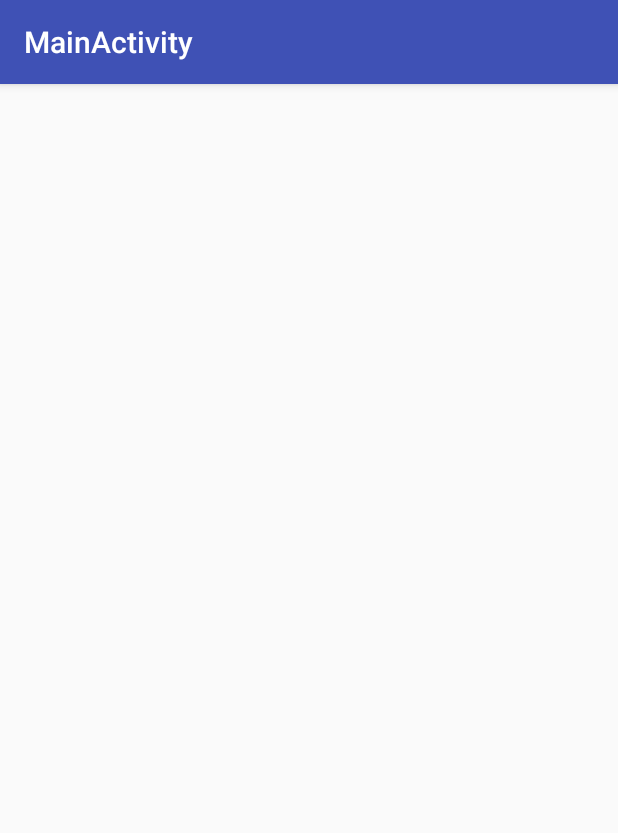
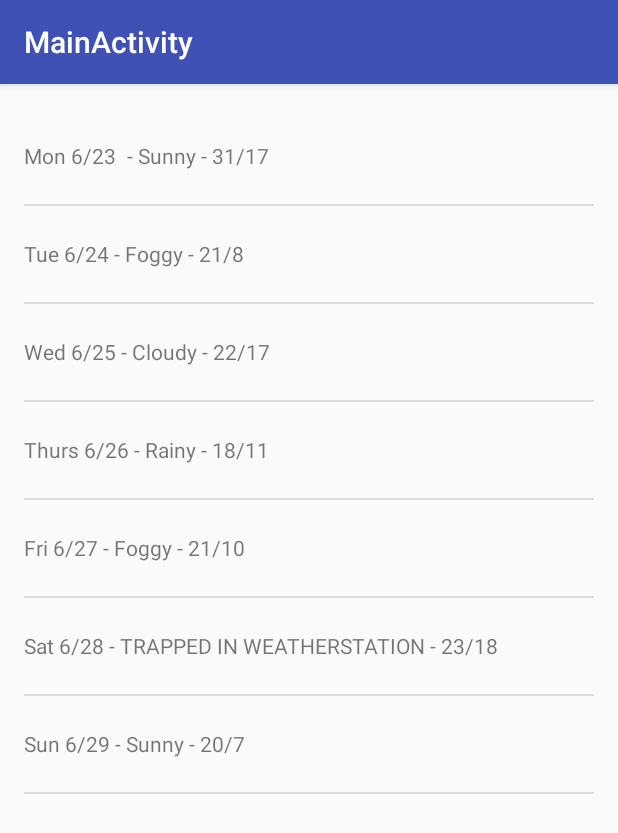
Before and after one commit to talhakosen/AndroidSunshine, an Android app: the screen it shows after launch (MainActivity), on a phone screen of 412 x 824 dp. Shown: the top 833 px of the screen. Run offline under Robolectric (Android 15) with nearby library versions, the phone set to English and light mode, and no system bars.

```diff
--- a/SunShine/app/src/main/java/tctkosen/com/androidsunshineapp/MainActivityFragment.java
+++ b/SunShine/app/src/main/java/tctkosen/com/androidsunshineapp/MainActivityFragment.java
@@ -1,11 +1,12 @@
 package tctkosen.com.androidsunshineapp;
 
+import android.os.Bundle;
 import android.support.v4.app.Fragment;
-import android.os.Bundle;
 import android.view.LayoutInflater;
 import android.view.View;
 import android.view.ViewGroup;
 import android.widget.ArrayAdapter;
+import android.widget.ListView;
 
 import java.util.ArrayList;
 import java.util.Arrays;
@@ -37,12 +38,17 @@ public class MainActivityFragment extends Fragment {
         // The ArrayAdapter will take data from a source (like our dummy forecast) and
         // use it to populate the ListView it's attached to.
         mForecastAdapter = new ArrayAdapter<>(
-                        getActivity(), // The current context (this activity)
-                        R.layout.list_item_forecast, // The name of the layout ID.
-                        R.id.list_item_forecast_textview, // The ID of the textview to populate.
-                        weekForecast);
+                getActivity(), // The current context (this activity)
+                R.layout.list_item_forecast, // The name of the layout ID.
+                R.id.list_item_forecast_textview, // The ID of the textview to populate.
+                weekForecast);
 
         View rootView = inflater.inflate(R.layout.fragment_main, container, false);
+
+        // Get a reference to the ListView, and attach this adapter to it.
+        ListView listView = (ListView) rootView.findViewById(R.id.listview_forecast);
+        listView.setAdapter(mForecastAdapter);
+
         return rootView;
     }
 }
```
